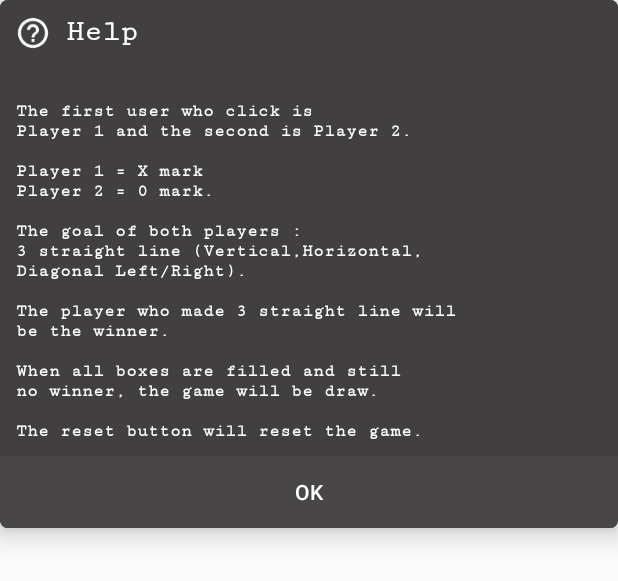
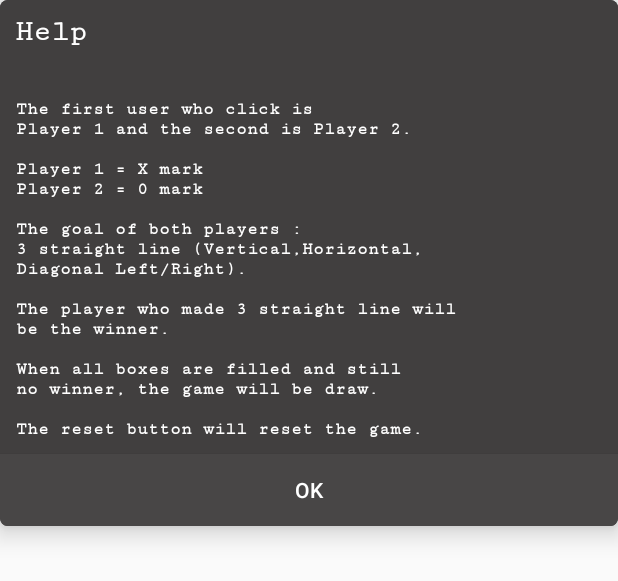
Before and after one commit to la-colinares/TicTacToe, an Android app: the layout help_message.xml on its own in the app's theme, with its tools: preview values and no code run, on a phone screen of 412 x 824 dp. Shown: the top 581 px of the screen. Run offline under Robolectric (Android 15) with nearby library versions, the phone set to English and light mode, and no system bars.

Commit message:
initial commit

```diff
--- a/app/src/main/res/layout-v23/help_message.xml
+++ b/app/src/main/res/layout-v23/help_message.xml
@@ -21,8 +21,6 @@
                 android:layout_height="wrap_content"
                 android:background="@color/colorDarkGray"
                 android:drawablePadding="10dp"
-                android:drawableStart="@drawable/ic_help"
-                android:drawableTint="@color/colorWhite"
                 android:fontFamily="serif-monospace"
                 android:padding="10dp"
                 android:text="Help"
--- a/app/src/main/res/layout/help_message.xml
+++ b/app/src/main/res/layout/help_message.xml
@@ -21,8 +21,6 @@
                 android:layout_height="wrap_content"
                 android:background="@color/colorDarkGray"
                 android:drawablePadding="10dp"
-                android:drawableStart="@drawable/ic_help"
-                android:drawableTint="@color/colorWhite"
                 android:fontFamily="serif-monospace"
                 android:padding="10dp"
                 android:text="Help"
--- a/app/src/main/res/values/strings.xml
+++ b/app/src/main/res/values/strings.xml
@@ -9,7 +9,7 @@
         \n\n
         Player 1 = X mark
         \n
-        Player 2 = 0 mark.
+        Player 2 = 0 mark
         \n\n
         The goal of both players :
         \n
```
